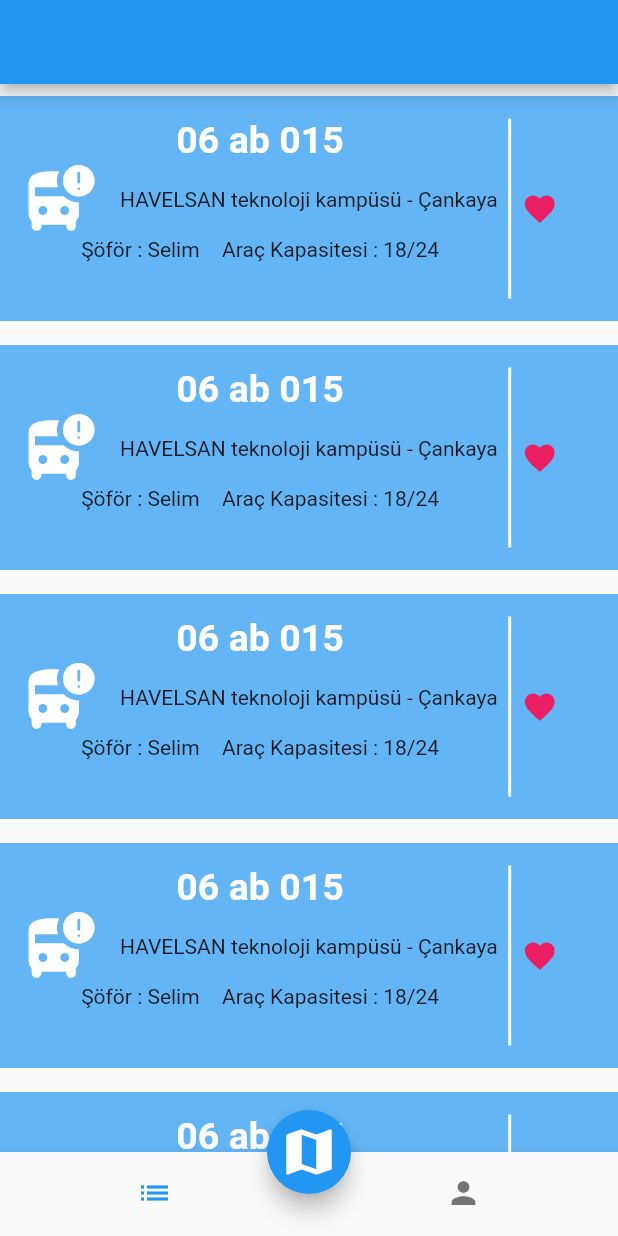
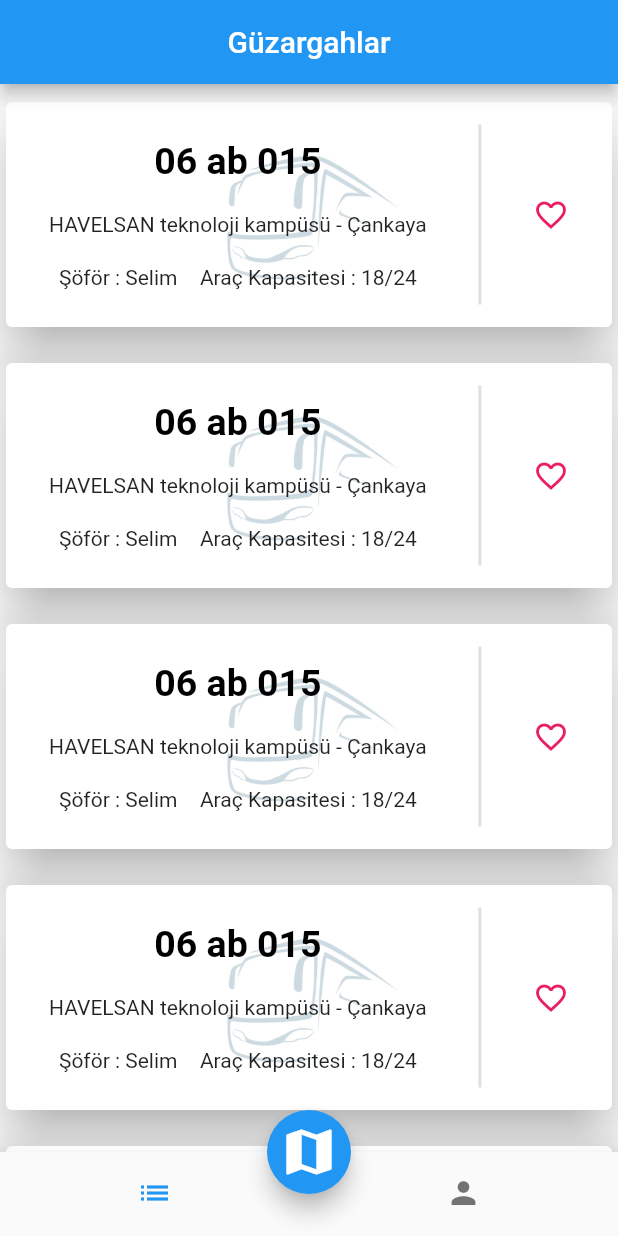
Before and after one commit to segri544/demo, a Flutter app: the screen it shows once a user with an empty profile is signed in, on a phone screen of 412 x 824 dp. Run offline on Flutter 3.47's test engine with Material 2 defaults, Android fonts, the light colour scheme and no system bars; our stand-ins replace cloud_firestore, firebase_auth, firebase_core, flutter_svg, google_maps_flutter, lite_rolling_switch and 1 more; missing offline and left inert: dart:ffi, flutter_polyline_points; accounts and stored records are empty.

Commit message:
last berke

```diff
--- a/lib/components/bus_card.dart
+++ b/lib/components/bus_card.dart
@@ -1,40 +1,39 @@
 import 'package:flutter/material.dart';
 
 class BusCard extends StatelessWidget {
-  final String busId;
-  const BusCard({super.key, required this.busId});
+  final String carPlate;
+  const BusCard({super.key, required this.carPlate});
 
   @override
   Widget build(BuildContext context) {
     return Padding(
       padding: const EdgeInsets.symmetric(vertical: 8),
+      child: Card(
+        elevation: 15,
         child: Container(
+          decoration: const BoxDecoration(
+            image: DecorationImage(
+                image: AssetImage("assets/bus_logo.jpg"), opacity: 0.2),
+          ),
           height: 150,
-        color: Colors.blue[300],
           child: Padding(
             padding: const EdgeInsets.all(15),
             child: Row(
+              mainAxisAlignment: MainAxisAlignment.spaceAround,
               children: [
                 Column(
+                  mainAxisAlignment: MainAxisAlignment.spaceAround,
                   children: [
                     Text(
-                    busId,
+                      carPlate,
                       style: const TextStyle(
-                        color: Colors.white,
+                          color: Colors.black,
                           fontSize: 25,
                           fontWeight: FontWeight.bold),
                     ),
                     const Row(
                       mainAxisAlignment: MainAxisAlignment.center,
-                    children: [
-                      Icon(
-                        Icons.bus_alert_rounded,
-                        size: 50,
-                        color: Colors.white,
-                      ),
-                      SizedBox(width: 15),
-                      Text("HAVELSAN teknoloji kampüsü - Çankaya")
-                    ],
+                      children: [Text("HAVELSAN teknoloji kampüsü - Çankaya")],
                     ),
                     const Row(
                       mainAxisAlignment: MainAxisAlignment.center,
@@ -47,17 +46,17 @@
                   ],
                 ),
                 const VerticalDivider(
-                color: Colors.white,
                   thickness: 2,
                 ),
                 const Icon(
-                Icons.favorite,
+                  Icons.favorite_border,
                   color: Colors.pink,
                 ),
               ],
             ),
           ),
         ),
+      ),
     );
   }
 }
--- a/lib/screens/bus_list_screen.dart
+++ b/lib/screens/bus_list_screen.dart
@@ -13,7 +13,7 @@
             child: ListView.builder(
               itemCount: 6,
               itemBuilder: (context, index) {
-                return const BusCard(busId: "06 ab 015");
+                return const BusCard(carPlate: "06 ab 015");
               },
             ),
           )
--- a/lib/screens/create_route.dart
+++ b/lib/screens/create_route.dart
@@ -296,21 +296,34 @@
     );
   }
 
+//  backgroundColor: Colors.blue, // Custom background color
+//         elevation: 4, // Add a shadow/elevation to the AppBar
+//         toolbarHeight: 45, // Increase the AppBar's height for a modern look
+//         title: Text(widget.documentId.toUpperCase(),
+//             style: TextStyle(
+//               color: Colors.white, // Set the title text color
+//               fontSize: 20, // Increase the font size
+//               fontWeight: FontWeight.bold,
+//               fontFamily: 'Montserrat', // Use a custom font
+//             )),
   @override
   Widget build(BuildContext context) {
     return Scaffold(
       appBar: AppBar(
-        backgroundColor: Colors.grey,
+        backgroundColor: Colors.blue,
         title: const Text(
           "Güzergah Oluşturma Ekrani",
-          style:
-              TextStyle(color: ui.Color.fromARGB(255, 0, 0, 0), fontSize: 20),
+          style: TextStyle(
+              color: Color.fromARGB(255, 255, 255, 255), fontSize: 20),
         ),
         titleTextStyle: TextStyle(
-            color: Colors.black, fontSize: 20, fontWeight: FontWeight.bold),
+          fontSize: 20,
+          fontWeight: FontWeight.bold,
+          fontFamily: 'Montserrat',
+        ),
         actions: [
           PopupMenuButton<String>(
-            color: ui.Color.fromARGB(255, 108, 107, 107),
+            color: Color.fromARGB(255, 255, 255, 255),
             onSelected: (value) {
               if (value == 'deleteMarker') {
                 // Call _deleteMarker method here
--- a/lib/screens/home_page.dart
+++ b/lib/screens/home_page.dart
@@ -20,8 +20,9 @@
     final user = FirebaseAuth.instance.currentUser;
     return Scaffold(
       appBar: AppBar(
-          //title: Text("Signed as ${user!.email}"),
-          ),
+        title: const Text("Güzargahlar"),
+        centerTitle: true,
+      ),
       body: SafeArea(
         child: screens[selectedIndex],
       ),
```
Also changed, not shown: assets/bus_logo.jpg (added). Lines whose indentation alone changed are shown as unchanged.
